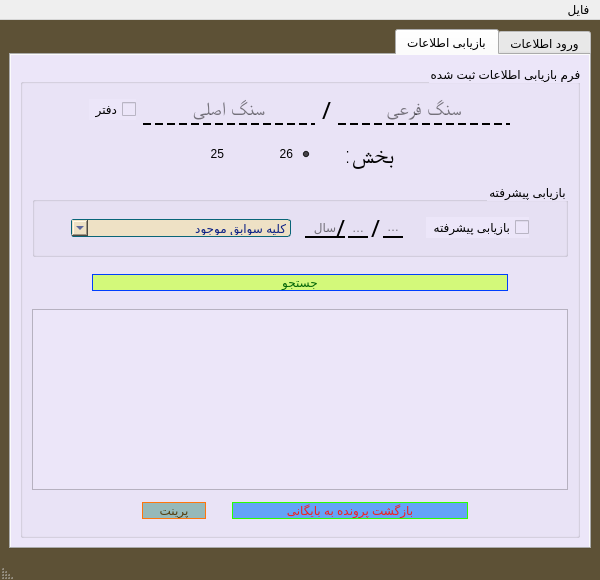
The window that Baygani.ui (JavadiSaeid/ArchivingSystem_doc) describes before a commit, drawn with Qt 5.
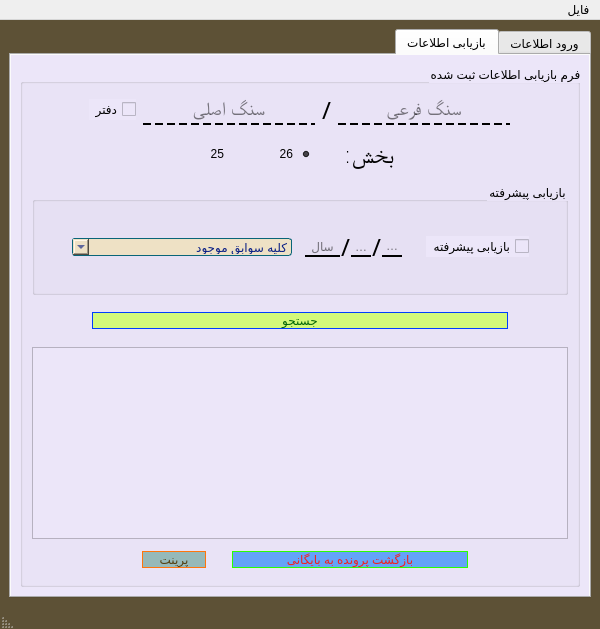
The same window after the commit. The open tabs and pages were chosen to show the change.

Commit message: Tab Jostojo va namayesh beroz tarikh va eslah design 971225-11:58

What changed in the file:
```diff
--- a/Baygani.ui
+++ b/Baygani.ui
@@ -7,7 +7,7 @@
     <x>0</x>
     <y>0</y>
     <width>600</width>
-    <height>580</height>
+    <height>629</height>
    </rect>
   </property>
   <property name="windowTitle">
@@ -1463,14 +1463,17 @@
               <item row="1" column="4">
                <layout class="QHBoxLayout" name="horizontalLayout">
                 <property name="spacing">
-                 <number>0</number>
+                 <number>1</number>
                 </property>
                 <item>
-                 <widget class="QLineEdit" name="lineEdit_3">
+                 <widget class="QLineEdit" name="lineEdit_dateDay">
+                  <property name="enabled">
+                   <bool>false</bool>
+                  </property>
                   <property name="sizePolicy">
-                   <sizepolicy hsizetype="Ignored" vsizetype="Fixed">
-                    <horstretch>0</horstretch>
-                    <verstretch>0</verstretch>
+                   <sizepolicy hsizetype="Preferred" vsizetype="Fixed">
+                    <horstretch>1</horstretch>
+                    <verstretch>1</verstretch>
                    </sizepolicy>
                   </property>
                   <property name="minimumSize">
@@ -1543,11 +1546,14 @@
                  </widget>
                 </item>
                 <item>
-                 <widget class="QLineEdit" name="lineEdit_2">
+                 <widget class="QLineEdit" name="lineEdit_dateMonth">
+                  <property name="enabled">
+                   <bool>false</bool>
+                  </property>
                   <property name="sizePolicy">
-                   <sizepolicy hsizetype="Ignored" vsizetype="Fixed">
-                    <horstretch>0</horstretch>
-                    <verstretch>0</verstretch>
+                   <sizepolicy hsizetype="Preferred" vsizetype="Fixed">
+                    <horstretch>1</horstretch>
+                    <verstretch>1</verstretch>
                    </sizepolicy>
                   </property>
                   <property name="minimumSize">
@@ -1620,22 +1626,25 @@
                  </widget>
                 </item>
                 <item>
-                 <widget class="QLineEdit" name="lineEdit">
+                 <widget class="QLineEdit" name="lineEdit_dateYear">
+                  <property name="enabled">
+                   <bool>false</bool>
+                  </property>
                   <property name="sizePolicy">
-                   <sizepolicy hsizetype="Ignored" vsizetype="Fixed">
-                    <horstretch>0</horstretch>
-                    <verstretch>0</verstretch>
+                   <sizepolicy hsizetype="Preferred" vsizetype="Fixed">
+                    <horstretch>1</horstretch>
+                    <verstretch>1</verstretch>
                    </sizepolicy>
                   </property>
                   <property name="minimumSize">
                    <size>
-                    <width>40</width>
+                    <width>35</width>
                     <height>20</height>
                    </size>
                   </property>
                   <property name="maximumSize">
                    <size>
-                    <width>40</width>
+                    <width>35</width>
                     <height>20</height>
                    </size>
                   </property>
@@ -1691,7 +1700,10 @@
                </spacer>
               </item>
               <item row="1" column="6">
-               <widget class="QComboBox" name="comboBox">
+               <widget class="QComboBox" name="comboBox_searchType">
+                <property name="enabled">
+                 <bool>false</bool>
+                </property>
                 <property name="sizePolicy">
                  <sizepolicy hsizetype="Fixed" vsizetype="Fixed">
                   <horstretch>0</horstretch>
```
Left out of the diff: 47 changed lines with no effect on the pictures. The commit also changes 2 other files.
